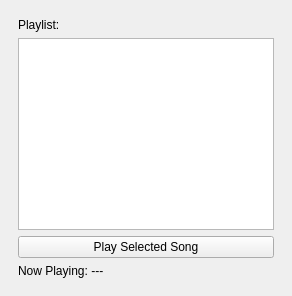
This is qt_information_ui/src/car.ui in AytacKahveci/infotainment_system as Qt 5 draws it before an edit. The edited form follows.
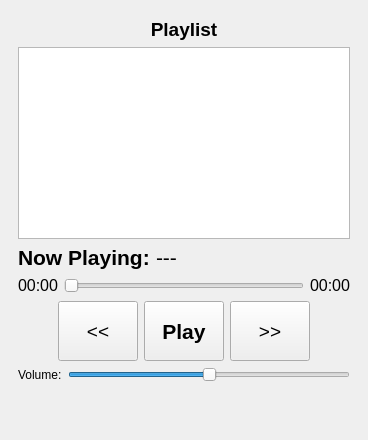
This is the edited form. The open tabs and pages were chosen to show the change.

Commit message: UI is implemented

Diff of the .ui file:
```diff
--- a/qt_information_ui/src/car.ui
+++ b/qt_information_ui/src/car.ui
@@ -33,28 +33,231 @@
       <widget class="QWidget" name="mediaPage">
        <layout class="QVBoxLayout" name="verticalLayout_media">
         <item>
-         <widget class="QLabel" name="label_playlist">
+         <widget class="QLabel" name="label_playlist_header">
+          <property name="font">
+           <font>
+            <pointsize>14</pointsize>
+            <weight>75</weight>
+            <bold>true</bold>
+           </font>
+          </property>
           <property name="text">
-           <string>Playlist:</string>
+           <string>Playlist</string>
           </property>
+          <property name="alignment">
+           <set>Qt::AlignCenter</set>
+          </property>
          </widget>
         </item>
         <item>
-         <widget class="QListWidget" name="list_playlist"/>
-        </item>
-        <item>
-         <widget class="QPushButton" name="btn_play">
-          <property name="text">
-           <string>Play Selected Song</string>
+         <widget class="QListWidget" name="list_playlist">
+          <property name="font">
+           <font>
+            <pointsize>12</pointsize>
+           </font>
           </property>
          </widget>
         </item>
         <item>
-         <widget class="QLabel" name="label_now_playing">
-          <property name="text">
-           <string>Now Playing: ---</string>
+         <layout class="QHBoxLayout" name="horizontalLayout_playback_info">
+          <item>
+           <widget class="QLabel" name="label_now_playing_title">
+            <property name="font">
+             <font>
+              <pointsize>16</pointsize>
+              <weight>75</weight>
+              <bold>true</bold>
+             </font>
+            </property>
+            <property name="text">
+             <string>Now Playing:</string>
+            </property>
+           </widget>
+          </item>
+          <item>
+           <widget class="QLabel" name="label_current_track_info">
+            <property name="font">
+             <font>
+              <pointsize>16</pointsize>
+             </font>
+            </property>
+            <property name="text">
+             <string>---</string>
+            </property>
+           </widget>
+          </item>
+          <item>
+           <spacer name="horizontalSpacer_playback_info">
+            <property name="orientation">
+             <enum>Qt::Horizontal</enum>
+            </property>
+            <property name="sizeHint" stdset="0">
+             <size>
+              <width>40</width>
+              <height>20</height>
+             </size>
+            </property>
+           </spacer>
+          </item>
+         </layout>
+        </item>
+        <item>
+         <layout class="QHBoxLayout" name="horizontalLayout_elapsed_duration">
+          <item>
+           <widget class="QLabel" name="label_elapsed_time">
+            <property name="font">
+             <font>
+              <pointsize>12</pointsize>
+             </font>
+            </property>
+            <property name="text">
+             <string>00:00</string>
+            </property>
+           </widget>
+          </item>
+          <item>
+           <widget class="QSlider" name="slider_progress">
+            <property name="orientation">
+             <enum>Qt::Horizontal</enum>
+            </property>
+           </widget>
+          </item>
+          <item>
+           <widget class="QLabel" name="label_duration">
+            <property name="font">
+             <font>
+              <pointsize>12</pointsize>
+             </font>
+            </property>
+            <property name="text">
+             <string>00:00</string>
+            </property>
+           </widget>
+          </item>
+         </layout>
+        </item>
+        <item>
+         <layout class="QHBoxLayout" name="horizontalLayout_controls">
+          <item>
+           <spacer name="horizontalSpacer_controls_left">
+            <property name="orientation">
+             <enum>Qt::Horizontal</enum>
+            </property>
+            <property name="sizeHint" stdset="0">
+             <size>
+              <width>40</width>
+              <height>20</height>
+             </size>
+            </property>
+           </spacer>
+          </item>
+          <item>
+           <widget class="QPushButton" name="btn_previous">
+            <property name="minimumSize">
+             <size>
+              <width>60</width>
+              <height>60</height>
+             </size>
+            </property>
+            <property name="font">
+             <font>
+              <pointsize>14</pointsize>
+             </font>
+            </property>
+            <property name="text">
+             <string>&lt;&lt;</string>
+            </property>
+           </widget>
+          </item>
+          <item>
+           <widget class="QPushButton" name="btn_play_pause">
+            <property name="minimumSize">
+             <size>
+              <width>80</width>
+              <height>60</height>
+             </size>
+            </property>
+            <property name="font">
+             <font>
+              <pointsize>16</pointsize>
+              <weight>75</weight>
+              <bold>true</bold>
+             </font>
+            </property>
+            <property name="text">
+             <string>Play</string>
+            </property>
+           </widget>
+          </item>
+          <item>
+           <widget class="QPushButton" name="btn_next">
+            <property name="minimumSize">
+             <size>
+              <width>60</width>
+              <height>60</height>
+             </size>
+            </property>
+            <property name="font">
+             <font>
+              <pointsize>14</pointsize>
+             </font>
+            </property>
+            <property name="text">
+             <string>&gt;&gt;</string>
+            </property>
+           </widget>
+          </item>
+          <item>
+           <spacer name="horizontalSpacer_controls_right">
+            <property name="orientation">
+             <enum>Qt::Horizontal</enum>
+            </property>
+            <property name="sizeHint" stdset="0">
+             <size>
+              <width>40</width>
+              <height>20</height>
+             </size>
+            </property>
+           </spacer>
+          </item>
+         </layout>
+        </item>
+        <item>
+         <layout class="QHBoxLayout" name="horizontalLayout_volume">
+          <item>
+           <widget class="QLabel" name="label_volume">
+            <property name="text">
+             <string>Volume:</string>
+            </property>
+           </widget>
+          </item>
+          <item>
+           <widget class="QSlider" name="slider_volume">
+            <property name="maximum">
+             <number>100</number>
+            </property>
+            <property name="value">
+             <number>50</number>
+            </property>
+            <property name="orientation">
+             <enum>Qt::Horizontal</enum>
+            </property>
+           </widget>
+          </item>
+         </layout>
+        </item>
+        <item>
+         <spacer name="verticalSpacer_media">
+          <property name="orientation">
+           <enum>Qt::Vertical</enum>
           </property>
-         </widget>
+          <property name="sizeHint" stdset="0">
+           <size>
+            <width>20</width>
+            <height>40</height>
+           </size>
+          </property>
+         </spacer>
         </item>
        </layout>
       </widget>
```
Left out of the diff: 19 changed lines with no effect on the pictures. The commit also changes 7 other files.
